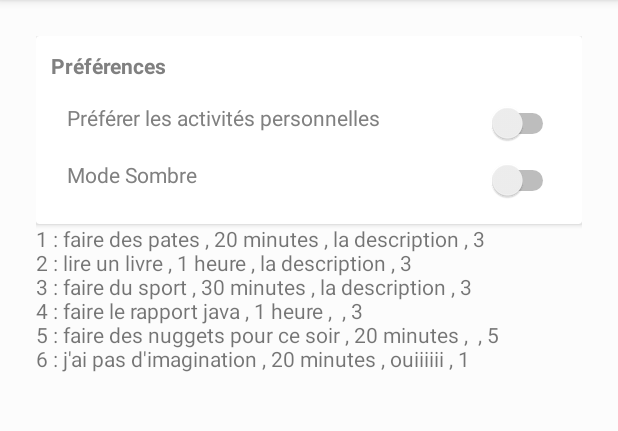
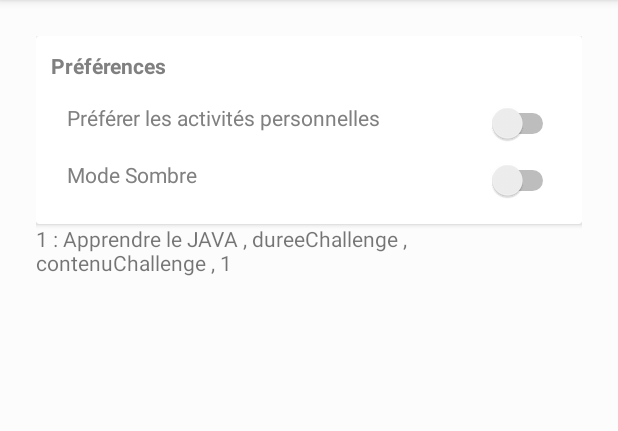
Before and after one commit to thomasNah/Timator_3000, an Android app: the screen it shows after launch (Preferences), after a tap on "PRÉFÉRENCES", on a phone screen of 412 x 824 dp, the part 84-515 px from its top. Run offline under Robolectric (Android 15) with nearby library versions, the light colour scheme and no system bars.

Commit message:
challenge

```diff
--- a/app/src/main/java/fr/ecam/color/timator_3000/DatabaseManager.java
+++ b/app/src/main/java/fr/ecam/color/timator_3000/DatabaseManager.java
@@ -34,7 +34,7 @@ public class DatabaseManager extends SQLiteOpenHelper {
         String strSqlChallenge = "create table CHALLENGE ( idIdee integer primary key not null,"
                 +"contenu text,"
                 +" duree text not null,"
-                + "nomChallenge text not null,"
+                + "nom text not null,"
                 + "note integer not null)";
         db.execSQL(strSqlChallenge);
     }
@@ -211,7 +211,7 @@ public class DatabaseManager extends SQLiteOpenHelper {
     }
     public List<IdeeData> lireTableTempsChallenge(String temps){
         List<IdeeData> idees = new ArrayList<>();
-        String strSql = "select * from CHALLENGE where duree = temps ";
+        String strSql = "select * from CHALLENGE where duree ='" +temps +"'";
         Cursor cursor = this.getReadableDatabase().rawQuery(strSql,null);
         cursor.moveToFirst();
         while(! cursor.isAfterLast()){
--- a/app/src/main/java/fr/ecam/color/timator_3000/MainActivity.java
+++ b/app/src/main/java/fr/ecam/color/timator_3000/MainActivity.java
@@ -79,24 +79,23 @@ public class MainActivity extends AppCompatActivity implements AdapterView.OnIte
             databaseManager.insertIdee(6,"ouiiiiii","20 minutes","j'ai pas d'imagination",1);
         }
         //databaseManager.setNote(5,3);
-        databaseManager.close();
 
 
 
 
         //Création de la BDD CHALLENGE
-        databaseManagerChallenge = new DatabaseManager(this);
-        List<IdeeData> ideesChallenge = databaseManagerChallenge.lireTableChallenge();
+        //databaseManagerChallenge = new DatabaseManager(this);
+        List<IdeeData> ideesChallenge = databaseManager.lireTableChallenge();
         Log.i("DATABASE", String.valueOf(ideesChallenge.size()));
         if (ideesChallenge.size() ==0) {
 
-            databaseManagerChallenge.insertIdeeChallenge(1, "Lien vers le site du zero", "24h", "Apprendre le JAVA", 3); //ajout des données
+            databaseManager.insertIdeeChallenge(1, "Lien vers le site du zero", "24h", "Apprendre le JAVA", 3); //ajout des données
         }
         String contenuChallenge = "contenuChallenge";
         String dureeChallenge = "dureeChallenge";
         int noteChallenge = 1;
-        int idChallenge = 2;
-        String strChallenge = "update CHALLENGE set contenu = '"+contenuChallenge+"' , duree = '"+dureeChallenge+"', noteChallenge =" +note+" where idIdee = "+idChallenge;
+        int idChallenge = 1;
+        String strChallenge = "update CHALLENGE set contenu = '"+contenuChallenge+"' , duree = '"+dureeChallenge+"', note =" +noteChallenge+" where idIdee = "+idChallenge;
         databaseManager.getWritableDatabase().execSQL(strChallenge);
         databaseManager.close();
 
--- a/app/src/main/java/fr/ecam/color/timator_3000/Preferences.java
+++ b/app/src/main/java/fr/ecam/color/timator_3000/Preferences.java
@@ -54,7 +54,12 @@ public class Preferences extends AppCompatActivity {
 
         databaseManager = new DatabaseManager(this);
 
-        List<IdeeData> idees = databaseManager.lireTable();
+        /*List<IdeeData> idees = databaseManager.lireTable();
+        String str = "";
+        for (int i = 0;i <idees.size();i++){
+            str = str + idees.get(i).toString()+"\n";
+        }*/
+        List<IdeeData> idees = databaseManager.lireTableChallenge();
         String str = "";
         for (int i = 0;i <idees.size();i++){
             str = str + idees.get(i).toString()+"\n";
```
